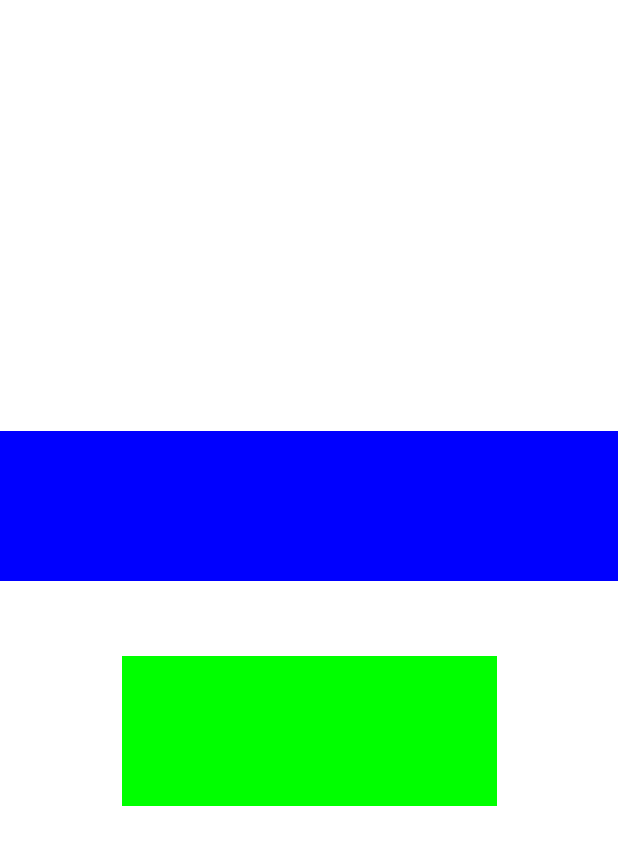
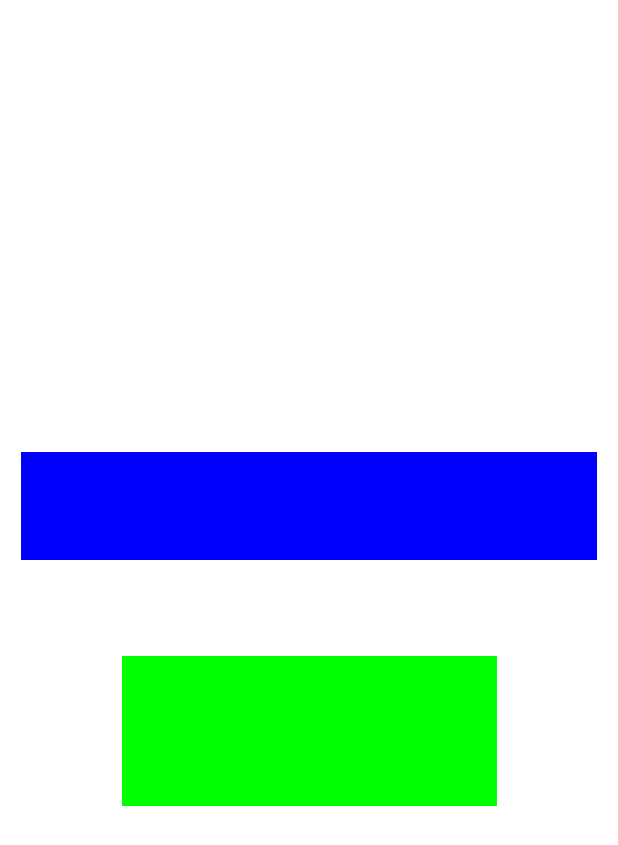
Before and after one commit to asifzafar00/and-compose, an Android app built with Jetpack Compose: the LinesInCompose screen opened through its navigation route, on a phone screen of 412 x 824 dp. Shown: the top 845 px of the screen. Run offline under Robolectric (Android 15) with nearby library versions, the phone set to English and light mode, and no system bars; 2 statements that could not run were skipped.

Commit message:
UI of line

```diff
--- a/app/src/main/java/com/example/navi/ui/activity/fragment/LinesInCompose.kt
+++ b/app/src/main/java/com/example/navi/ui/activity/fragment/LinesInCompose.kt
@@ -59,7 +59,9 @@ class LinesInCompose : Fragment() {
         Divider(
             modifier = Modifier
                 .fillMaxWidth()
-                .height(height = 100.dp),
+                .height(height = 100.dp)
+                .padding(all = 14.dp)
+            ,
             color = Color.Blue
         ) // horizontal line
         Spacer(
```
Also changed, not shown: 1 other file.
